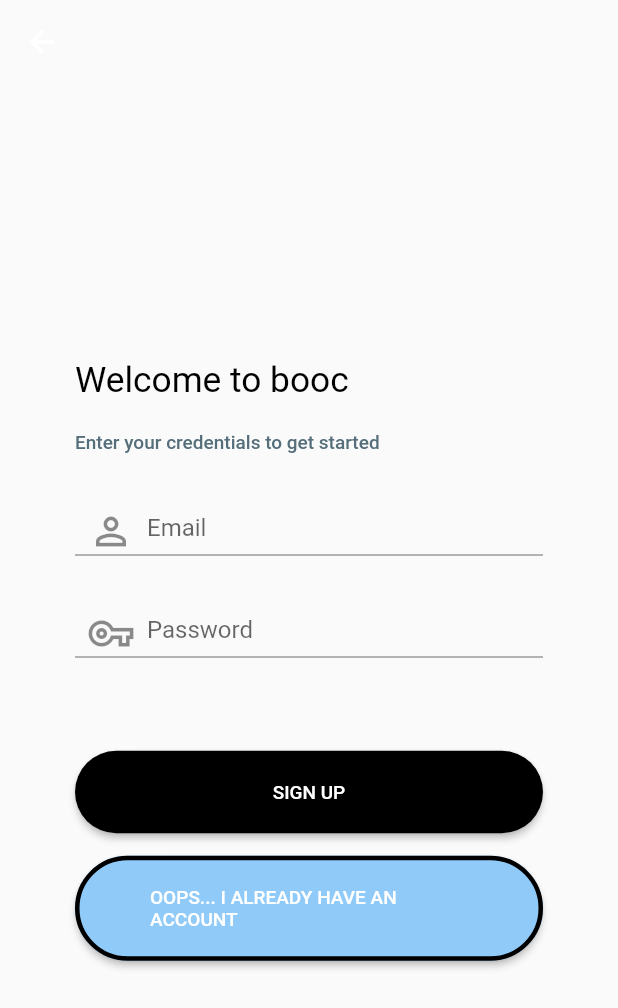
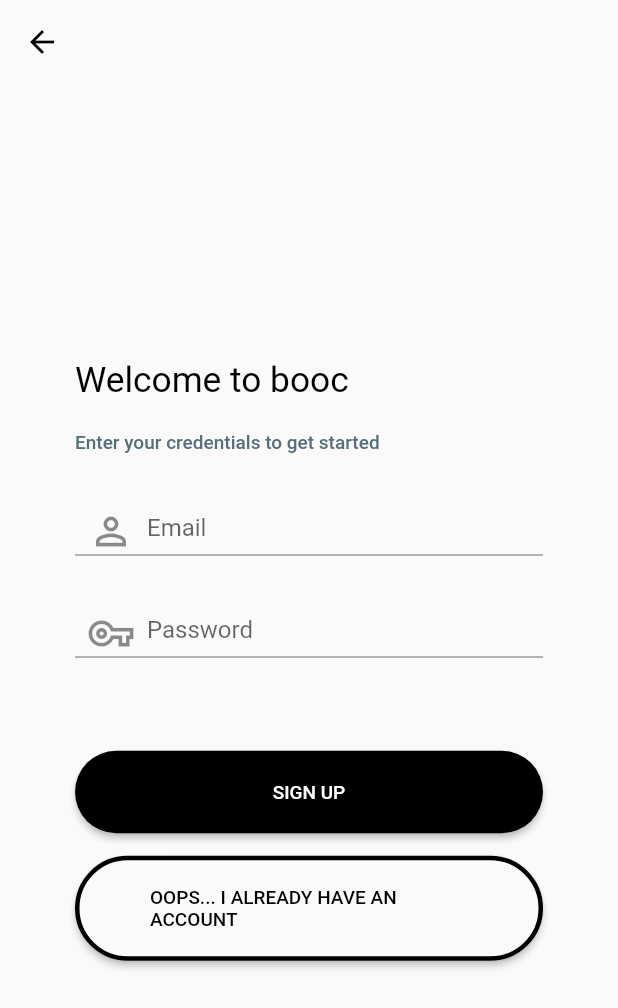
Before and after one commit to SilasNiewierra/booc_v2, a Flutter app: the screen it shows after launch, after a tap on "SIGN UP", on a phone screen of 412 x 824 dp. Shown: the top 1008 px of the screen. Run offline on Flutter 3.47's test engine with Material 2 defaults, Android fonts, the light colour scheme and no system bars; our stand-ins replace firebase_auth, firebase_core; accounts and stored records are empty.

Commit message:
updated sign up design

```diff
--- a/lib/main.dart
+++ b/lib/main.dart
@@ -62,6 +62,7 @@
       primaryColor: ColorService().getPrimaryColor(),
       accentColor: ColorService().getPrimaryColor(),
       buttonColor: ColorService().getPrimaryColor(),
+      backgroundColor: ColorService().getBackgroundColor(),
       textTheme: TextTheme(
         headline1: TextStyle(
             fontSize: height / 15, color: ColorService().getPrimaryColor()),
--- a/lib/views/signup.dart
+++ b/lib/views/signup.dart
@@ -138,8 +138,7 @@
                         color: Theme.of(context).backgroundColor,
                         child: Text(
                           "Oops... I already have an account".toUpperCase(),
-                          style: Theme.of(context).textTheme.headline6.copyWith(
-                              color: ColorService().getLightTextColor()),
+                          style: Theme.of(context).textTheme.headline6,
                         ),
                         padding:
                             EdgeInsets.symmetric(horizontal: 50, vertical: 20),
@@ -168,7 +167,7 @@
     return AppBar(
         elevation: 0,
         leading: IconButton(
-          icon: Icon(Icons.arrow_back),
+          icon: Icon(Icons.arrow_back, color: Theme.of(context).primaryColor),
           onPressed: () => Navigator.pop(context),
         ),
         actions: [],
```
